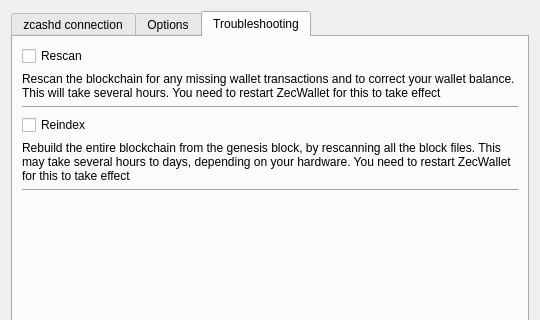
This is src/settings.ui in z-bitcoinz/BitcoinZ_Blue as Qt 5 draws it before an edit; both pictures show x 0 to 540 and y 0 to 320 of the 540 by 504 pixel window. The edited form follows.
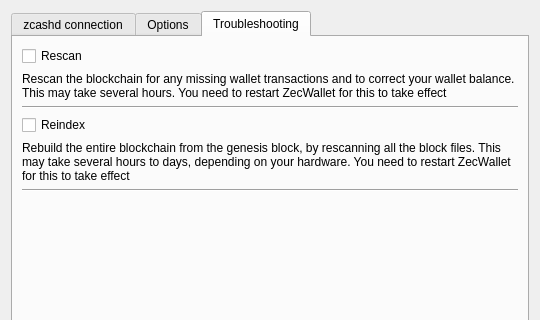
This is the edited form.

Commit message: #107 - Troubleshooting only for embedded zcashd

Diff of the .ui file:
```diff
--- a/src/settings.ui
+++ b/src/settings.ui
@@ -284,7 +284,7 @@
        <item row="1" column="0">
         <widget class="QLabel" name="label_9">
          <property name="text">
-          <string>Rescan the blockchain for any missing wallet transactions and to correct your wallet balance. This will take several hours. You need to restart ZecWallet for this to take effect</string>
+          <string>Rescan the blockchain for any missing wallet transactions and to correct your wallet balance. This may take several hours. You need to restart ZecWallet for this to take effect</string>
          </property>
          <property name="wordWrap">
           <bool>true</bool>
```
The commit also changes 1 other file.
